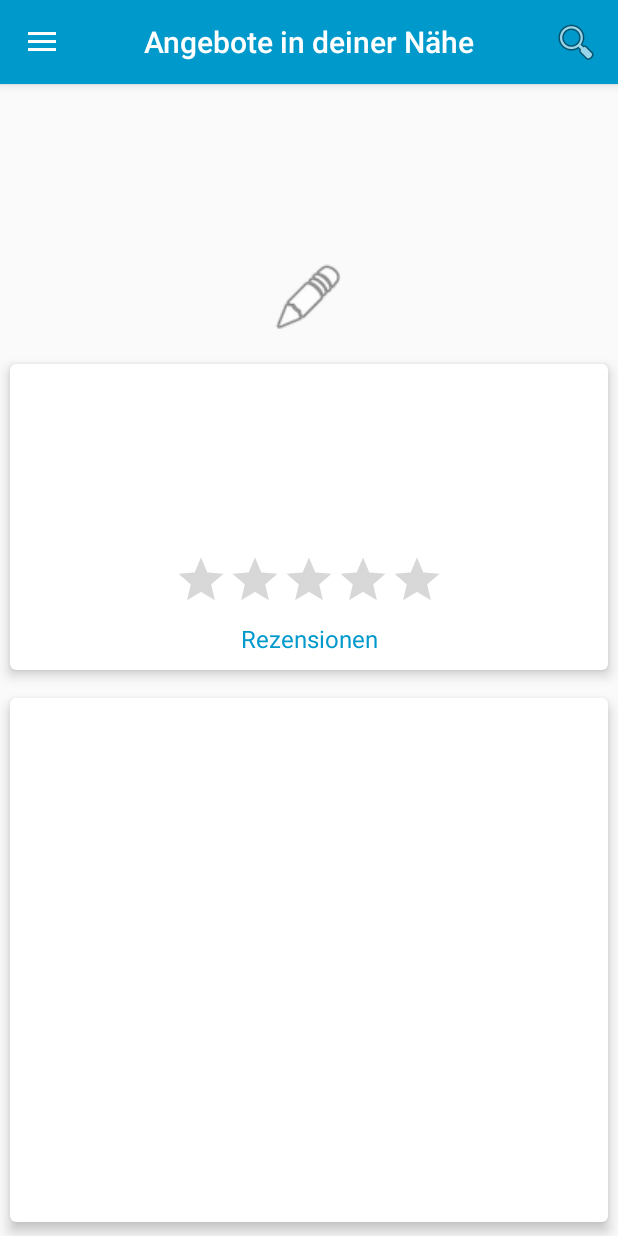
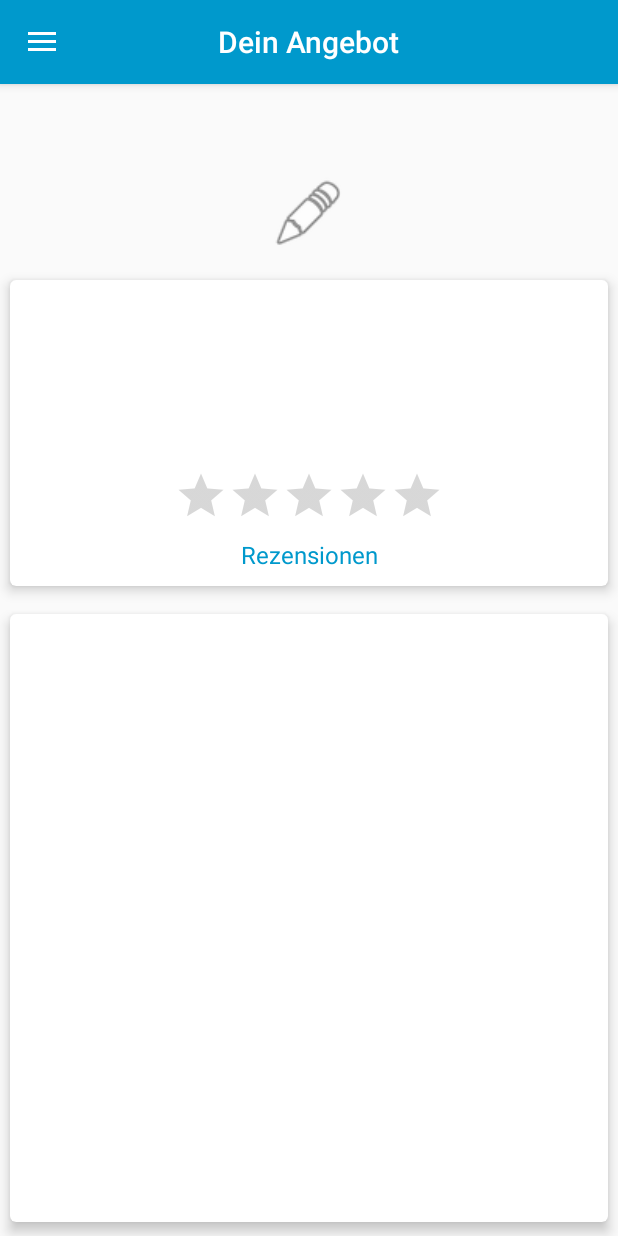
Before and after one commit to AppRadian/Radian, an Android app: the fragment OwnSearchItemFragment placed in its activity, on a phone screen of 412 x 824 dp. Run offline under Robolectric (Android 15) with nearby library versions, the phone set to English and light mode, and no system bars; our stand-ins replace CircleImageView, Firebase (no records; nobody signed in at launch, a user with empty details on screens opened directly); libraries missing offline, so code that uses them is left out: com.firebase.ui; pictures from the network do not load; 6 statements that could not run were skipped.

Commit message:
Edit Bid gefixed

```diff
--- a/app/src/main/java/com/lyl/radian/Activities/MainAppActivity.java
+++ b/app/src/main/java/com/lyl/radian/Activities/MainAppActivity.java
@@ -54,13 +54,7 @@ public class MainAppActivity extends AppCompatActivity
     OwnProfileFragment tab;
     InboxFragment inboxFragment;
     View header;
-
-
     public NavigationView navigationView;
-
-    public ListView searches;
-    public ArrayList<String[]> listItems = new ArrayList<String[]>();
-    public CustomAdapterSearch adapter;
 
     @Override
     protected void onCreate(Bundle savedInstanceState) {
@@ -138,7 +132,6 @@ public class MainAppActivity extends AppCompatActivity
         }
 
         Toolbar toolbar = (Toolbar) findViewById(R.id.toolbar);
-        setSupportActionBar(toolbar);
 
         DrawerLayout drawer = (DrawerLayout) findViewById(R.id.drawer_layout);
         ActionBarDrawerToggle toggle = new ActionBarDrawerToggle(
--- a/app/src/main/java/com/lyl/radian/Fragments/HomeFragment.java
+++ b/app/src/main/java/com/lyl/radian/Fragments/HomeFragment.java
@@ -13,6 +13,7 @@ import android.support.design.widget.CollapsingToolbarLayout;
 import android.support.v4.widget.SwipeRefreshLayout;
 import android.support.v7.widget.LinearLayoutManager;
 import android.support.v7.widget.RecyclerView;
+import android.support.v7.widget.Toolbar;
 import android.view.LayoutInflater;
 import android.view.View;
 import android.view.ViewGroup;
@@ -24,6 +25,7 @@ import android.widget.TextView;
 
 import java.util.ArrayList;
 import java.util.Comparator;
+import java.util.List;
 
 import com.google.firebase.auth.FirebaseAuth;
 import com.google.firebase.database.ChildEventListener;
@@ -106,7 +108,6 @@ public class HomeFragment extends Fragment {
             }
         });
 
-
         fab = (FloatingActionButton) view.findViewById(R.id.fab);
         fab.setOnClickListener(new View.OnClickListener() {
             @Override
@@ -115,9 +116,6 @@ public class HomeFragment extends Fragment {
                 add.show(getChildFragmentManager(), "Biete Dialog");
             }
         });
-
-        TabLayout tabLayout = (TabLayout) getActivity().findViewById(R.id.tab_layout);
-        tabLayout.setVisibility(TabLayout.GONE);
 
         adapter = new CustomRecyclerViewAdapterHome(getActivity(), listItems);
         searches = (RecyclerView) view.findViewById(R.id.homeList);
@@ -194,14 +192,7 @@ public class HomeFragment extends Fragment {
 
     private void refresh(){
 
-        RelativeLayout content = (RelativeLayout) getActivity().findViewById(R.id.content_main_app);
-        CoordinatorLayout.LayoutParams p = (CoordinatorLayout.LayoutParams) content.getLayoutParams();
-        p.setBehavior(null);
-        content.setLayoutParams(p);
-
-        ((CollapsingToolbarLayout)getActivity().findViewById(R.id.collapsing_toolbar)).setTitleEnabled(false);
         ((TextView)getActivity().findViewById(R.id.toolbar_title)).setText("Angebote in deiner Nähe");
-        ((ImageView)getActivity().findViewById(R.id.ownProfilePic)).setImageBitmap(null);
     }
 
     @Override
--- a/app/src/main/java/com/lyl/radian/Fragments/OwnSearchItemFragment.java
+++ b/app/src/main/java/com/lyl/radian/Fragments/OwnSearchItemFragment.java
@@ -9,6 +9,7 @@ import android.support.v4.app.Fragment;
 import android.content.Intent;
 import android.os.Bundle;
 import android.support.design.widget.CollapsingToolbarLayout;
+import android.support.v7.widget.Toolbar;
 import android.view.LayoutInflater;
 import android.view.MotionEvent;
 import android.view.View;
@@ -62,14 +63,6 @@ public class OwnSearchItemFragment extends Fragment {
 
             ((FloatingActionButton) getActivity().findViewById(R.id.fab)).setVisibility(View.GONE);
 
-            TabLayout tabLayout = (TabLayout) getActivity().findViewById(R.id.tab_layout);
-            tabLayout.setVisibility(TabLayout.GONE);
-
-            RelativeLayout content = (RelativeLayout) getActivity().findViewById(R.id.content_main_app);
-            CoordinatorLayout.LayoutParams p = (CoordinatorLayout.LayoutParams) content.getLayoutParams();
-            p.setBehavior(new AppBarLayout.ScrollingViewBehavior());
-            content.setLayoutParams(p);
-
             account = (Account) callingActivity.getApplication();
             userProfile = (ImageView) view.findViewById(R.id.userProfile);
             userEmail = (TextView) view.findViewById(R.id.userEmail);
@@ -92,7 +85,6 @@ public class OwnSearchItemFragment extends Fragment {
                                 .using(new FirebaseImageLoader())
                                 .load(storageRef)
                                 .placeholder(R.drawable.blank_profile_pic)
-                                .dontAnimate()
                                 .into(userProfile);
                     }
                 }
@@ -133,10 +125,7 @@ public class OwnSearchItemFragment extends Fragment {
             ratingBar.setRating((float)account.getClickedBid().getAverageRating());
             ratings.setText(account.getClickedBid().getCount() + " Rezensionen");
 
-            ((CollapsingToolbarLayout)getActivity().findViewById(R.id.collapsing_toolbar)).setTitleEnabled(false);
-            //((TextView)getActivity().findViewById(R.id.toolbar_title)).setText("Angebot von " + account.getSearchedItem().getEmail());
-            ((ImageView)getActivity().findViewById(R.id.ownProfilePic)).setImageBitmap(null);
-
+            ((TextView)getActivity().findViewById(R.id.toolbar_title)).setText("Dein Angebot");
 
             edit.setOnClickListener(new View.OnClickListener() {
                 @Override
--- a/app/src/main/java/com/lyl/radian/Fragments/ProfileFragment.java
+++ b/app/src/main/java/com/lyl/radian/Fragments/ProfileFragment.java
@@ -130,8 +130,6 @@ public class ProfileFragment extends SuperProfileFragment {
         content.setLayoutParams(p);
 
        // profilePic.setImageBitmap(ThumbnailUtils.extractThumbnail(account.getBitmapFromCache(account.getSearchedItem().getEmail()), profilePic.getWidth(), (int)px));
-        ((TextView)getActivity().findViewById(R.id.toolbar_title)).setText("");
-        ((CollapsingToolbarLayout)getActivity().findViewById(R.id.collapsing_toolbar)).setTitleEnabled(true);
        // ((CollapsingToolbarLayout)getActivity().findViewById(R.id.collapsing_toolbar)).setTitle(account.getSearchedItem().getEmail() + "'s Profil");
 
         return view;
--- a/app/src/main/java/com/lyl/radian/Fragments/SearchItemFragment.java
+++ b/app/src/main/java/com/lyl/radian/Fragments/SearchItemFragment.java
@@ -9,6 +9,7 @@ import android.support.v4.app.Fragment;
 import android.content.Intent;
 import android.os.Bundle;
 import android.support.design.widget.CollapsingToolbarLayout;
+import android.support.v7.widget.Toolbar;
 import android.view.LayoutInflater;
 import android.view.MotionEvent;
 import android.view.View;
@@ -158,9 +159,7 @@ public class SearchItemFragment extends Fragment{
         ratingBar.setRating((float)account.getClickedBid().getAverageRating());
         ratings.setText(account.getClickedBid().getCount() + " Rezensionen");
 
-        ((CollapsingToolbarLayout)getActivity().findViewById(R.id.collapsing_toolbar)).setTitleEnabled(false);
         ((TextView)getActivity().findViewById(R.id.toolbar_title)).setText("Angebot von " + account.getClickedBid().getEmail());
-        ((ImageView)getActivity().findViewById(R.id.ownProfilePic)).setImageBitmap(null);
 /*
         if(listContainsId(account.getSearchedItem().getId()))
             join.setText("Nicht mehr teilnehmen");
--- a/app/src/main/res/layout/app_bar_main_app.xml
+++ b/app/src/main/res/layout/app_bar_main_app.xml
@@ -12,7 +12,8 @@
                 android:layout_width="match_parent"
                 android:layout_height="wrap_content"
                 android:theme="@style/ThemeOverlay.AppCompat.Dark.ActionBar"
-                android:fitsSystemWindows="false">
+                android:fitsSystemWindows="false"
+                app:expanded="false">
 
                 <android.support.design.widget.CollapsingToolbarLayout
                     android:id="@+id/collapsing_toolbar"
@@ -22,8 +23,9 @@
                     app:contentScrim="?attr/colorPrimary"
                     app:expandedTitleMarginStart="48dp"
                     app:expandedTitleMarginEnd="64dp"
+                    app:expandedTitleGravity="bottom|center_horizontal"
                     app:titleEnabled="false"
-                    app:expandedTitleGravity="bottom|center_horizontal"
+                    app:title="hallo"
                     android:fitsSystemWindows="false"
                     >
 
@@ -31,8 +33,9 @@
                         android:id="@+id/ownProfilePic"
                         android:layout_width="match_parent"
                         android:layout_height="wrap_content"
+                        app:layout_collapseMode="parallax"
                         android:scaleType="centerCrop"
-                        app:layout_collapseMode="parallax"
+                        android:adjustViewBounds="true"
                         />
 
                     <android.support.v7.widget.Toolbar
@@ -41,7 +44,6 @@
                         android:id="@+id/toolbar"
                         app:layout_collapseMode="pin"
                         >
-
                         <TextView
                             android:layout_width="wrap_content"
                             android:layout_height="wrap_content"
```
Also changed, not shown: app/src/main/java/com/lyl/radian/Fragments/BieteFragment.java (+1 -10 lines), app/src/main/java/com/lyl/radian/Fragments/InboxFragment.java (+1 -8 lines), app/src/main/java/com/lyl/radian/Fragments/OwnProfileFragment.java (+40 -27 lines), app/src/main/java/com/lyl/radian/Fragments/SearchFragment.java (+2 -9 lines), 1 other file.
